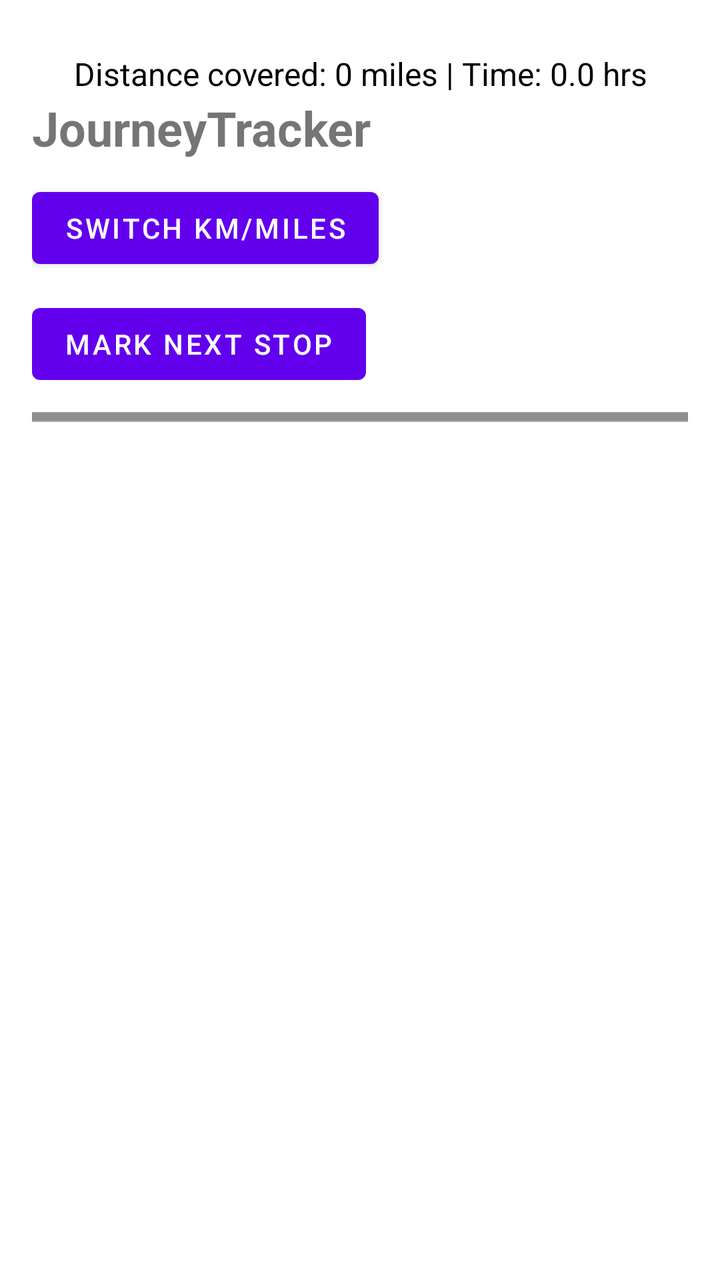
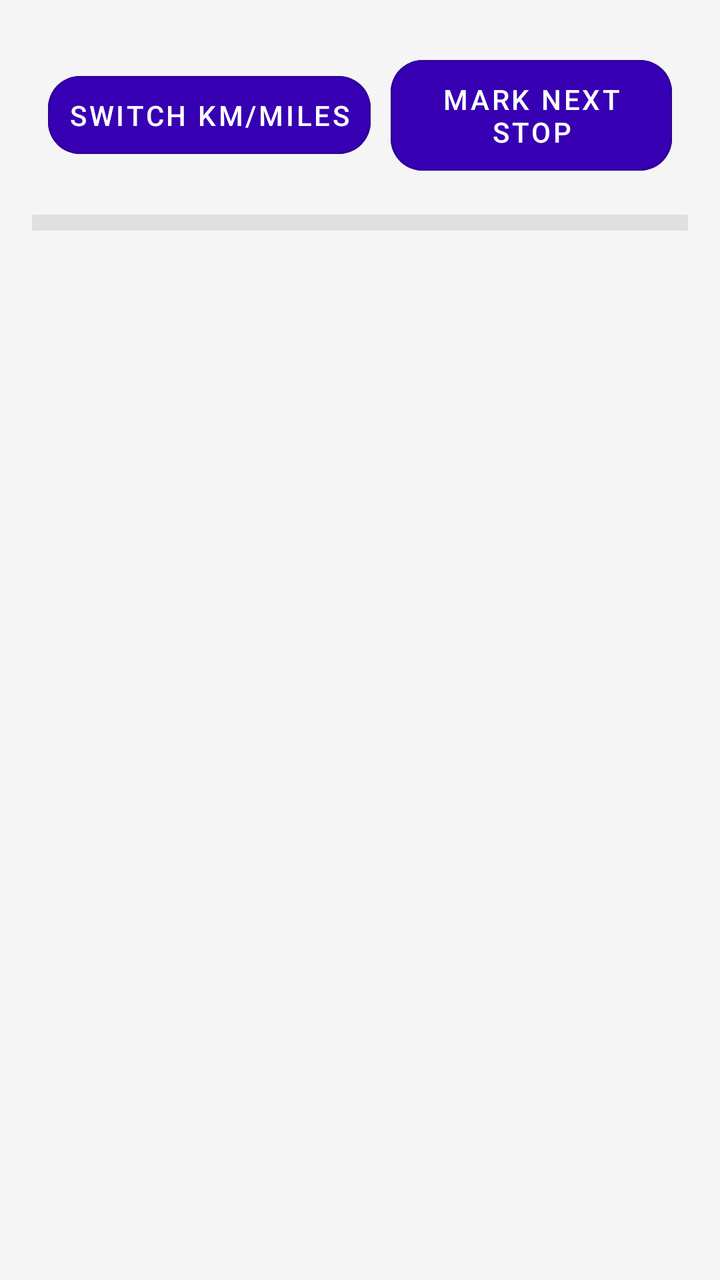

Before-and-after screenshots of an Android layout around one commit, followed by the original layout XML and the change that was made.
<!-- AndroidManifest.xml: activity theme Theme.JourneyTracker -->
<!-- res/layout/activity_main.xml -->
<?xml version="1.0" encoding="utf-8"?>
<LinearLayout xmlns:android="http://schemas.android.com/apk/res/android"
    xmlns:app="http://schemas.android.com/apk/res-auto"
    xmlns:tools="http://schemas.android.com/tools"
    android:layout_width="match_parent"
    android:layout_height="match_parent"
    android:orientation="vertical"
    android:padding="16dp"
    tools:context=".MainActivity">

    <TextView
        android:id="@+id/distanceCoveredText"
        android:layout_width="match_parent"
        android:layout_height="wrap_content"
        android:layout_marginTop="10dp"
        android:textSize="16sp"
        android:textColor="@android:color/black"
        android:text="Distance covered: 0 miles | Time: 0.0 hrs"
        android:gravity="center"/>

    <TextView
        android:id="@+id/appTitle"
        android:layout_width="wrap_content"
        android:layout_height="wrap_content"
        android:text="JourneyTracker"
        android:textSize="24sp"
        android:textStyle="bold" />

    
    <com.google.android.material.button.MaterialButton
        android:id="@+id/toggleUnitButton"
        android:layout_width="wrap_content"
        android:layout_height="wrap_content"
        android:text="Switch KM/MILES"
        android:layout_marginTop="10dp"
        style="@style/Widget.MaterialComponents.Button" />

    
    <com.google.android.material.button.MaterialButton
        android:id="@+id/nextStopButton"
        android:layout_width="wrap_content"
        android:layout_height="wrap_content"
        android:text="Mark Next Stop"
        android:layout_marginTop="10dp"
        style="@style/Widget.MaterialComponents.Button" />

    
    <ProgressBar
        android:id="@+id/progressBar"
        android:layout_width="match_parent"
        android:layout_height="5dp"
        android:layout_marginTop="10dp"
        style="?android:attr/progressBarStyleHorizontal"
        android:progress="0"
        android:max="100"
        android:background="@android:color/darker_gray" />

    
    <androidx.recyclerview.widget.RecyclerView
        android:id="@+id/stopsRecyclerView"
        android:layout_width="match_parent"
        android:layout_height="wrap_content"
        android:layout_marginTop="10dp" />

</LinearLayout>
<!-- resources referenced by this layout -->
<resources>
  <style name="Theme.JourneyTracker" parent="Theme.MaterialComponents.DayNight">
          <item name="colorPrimary">@color/purple_500</item>
          <item name="colorPrimaryVariant">@color/purple_700</item>
          <item name="colorOnPrimary">@color/white</item>
      </style>
  <color name="purple_500">#FF6200EE</color>
  <color name="purple_700">#FF3700B3</color>
  <color name="white">#FFFFFFFF</color>
</resources>

<!-- the commit's change to res/layout/activity_main.xml (unified diff, before → after) -->
@@ -1,65 +1,60 @@
 <?xml version="1.0" encoding="utf-8"?>
 <LinearLayout xmlns:android="http://schemas.android.com/apk/res/android"
     xmlns:app="http://schemas.android.com/apk/res-auto"
-    xmlns:tools="http://schemas.android.com/tools"
     android:layout_width="match_parent"
     android:layout_height="match_parent"
     android:orientation="vertical"
-    android:padding="16dp"
-    tools:context=".MainActivity">
+    android:background="#F5F5F5"
+    android:padding="16dp">
 
-    <TextView
-        android:id="@+id/distanceCoveredText"
+    
+    <LinearLayout
         android:layout_width="match_parent"
         android:layout_height="wrap_content"
-        android:layout_marginTop="10dp"
-        android:textSize="16sp"
-        android:textColor="@android:color/black"
-        android:text="Distance covered: 0 miles | Time: 0.0 hrs"
-        android:gravity="center"/>
+        android:orientation="horizontal"
+        android:gravity="center"
+        android:padding="8dp">
 
-    <TextView
-        android:id="@+id/appTitle"
-        android:layout_width="wrap_content"
-        android:layout_height="wrap_content"
-        android:text="JourneyTracker"
-        android:textSize="24sp"
-        android:textStyle="bold" />
+        <com.google.android.material.button.MaterialButton
+            android:id="@+id/toggleUnitButton"
+            android:layout_width="wrap_content"
+            android:layout_height="wrap_content"
+            android:text="SWITCH KM/MILES"
+            style="@style/Widget.MaterialComponents.Button.OutlinedButton"
+            app:cornerRadius="16dp"
+            android:backgroundTint="@color/purple_700"
+            android:textColor="@android:color/white"
+            android:padding="10dp"/>
 
-    
-    <com.google.android.material.button.MaterialButton
-        android:id="@+id/toggleUnitButton"
-        android:layout_width="wrap_content"
-        android:layout_height="wrap_content"
-        android:text="Switch KM/MILES"
-        android:layout_marginTop="10dp"
-        style="@style/Widget.MaterialComponents.Button" />
-
-    
-    <com.google.android.material.button.MaterialButton
-        android:id="@+id/nextStopButton"
-        android:layout_width="wrap_content"
-        android:layout_height="wrap_content"
-        android:text="Mark Next Stop"
-        android:layout_marginTop="10dp"
-        style="@style/Widget.MaterialComponents.Button" />
+        <com.google.android.material.button.MaterialButton
+            android:id="@+id/nextStopButton"
+            android:layout_width="wrap_content"
+            android:layout_height="wrap_content"
+            android:text="MARK NEXT STOP"
+            style="@style/Widget.MaterialComponents.Button.OutlinedButton"
+            app:cornerRadius="16dp"
+            android:backgroundTint="@color/purple_700"
+            android:textColor="@android:color/white"
+            android:padding="10dp"
+            android:layout_marginStart="10dp"/>
+    </LinearLayout>
 
     
     <ProgressBar
         android:id="@+id/progressBar"
+        style="?android:attr/progressBarStyleHorizontal"
         android:layout_width="match_parent"
-        android:layout_height="5dp"
-        android:layout_marginTop="10dp"
-        style="?android:attr/progressBarStyleHorizontal"
+        android:layout_height="8dp"
+        android:progressDrawable="@drawable/custom_progress"
         android:progress="0"
         android:max="100"
-        android:background="@android:color/darker_gray" />
+        android:layout_marginVertical="8dp"/>
 
     
     <androidx.recyclerview.widget.RecyclerView
         android:id="@+id/stopsRecyclerView"
         android:layout_width="match_parent"
-        android:layout_height="wrap_content"
-        android:layout_marginTop="10dp" />
-
+        android:layout_height="0dp"
+        android:layout_weight="1"
+        android:padding="4dp"/>
 </LinearLayout>
<!-- resource entries referenced after the edit -->
@@ -5,8 +5,26 @@
           <item name="colorPrimaryVariant">@color/purple_700</item>
           <item name="colorOnPrimary">@color/white</item>
       </style>
-  <color name="purple_500">#FF6200EE</color>
-  <color name="purple_700">#FF3700B3</color>
-  <color name="white">#FFFFFFFF</color>
+  <color name="purple_500">#6200EE</color>
+  <color name="purple_700">#3700B3</color>
+  <!-- drawable custom_progress (drawable) -->
+  <layer-list xmlns:android="http://schemas.android.com/apk/res/android">
+      <item android:id="@android:id/background">
+          <shape android:shape="rectangle">
+              <solid android:color="#E0E0E0"/>
+          </shape>
+      </item>
+      <item android:id="@android:id/progress">
+          <clip>
+              <shape android:shape="rectangle">
+                  <gradient
+                      android:angle="90"
+                      android:startColor="#FF6F00"
+                      android:endColor="#FFD54F"/>
+              </shape>
+          </clip>
+      </item>
+  </layer-list>
+  <color name="white">#FFFFFF</color>
 </resources>
 
